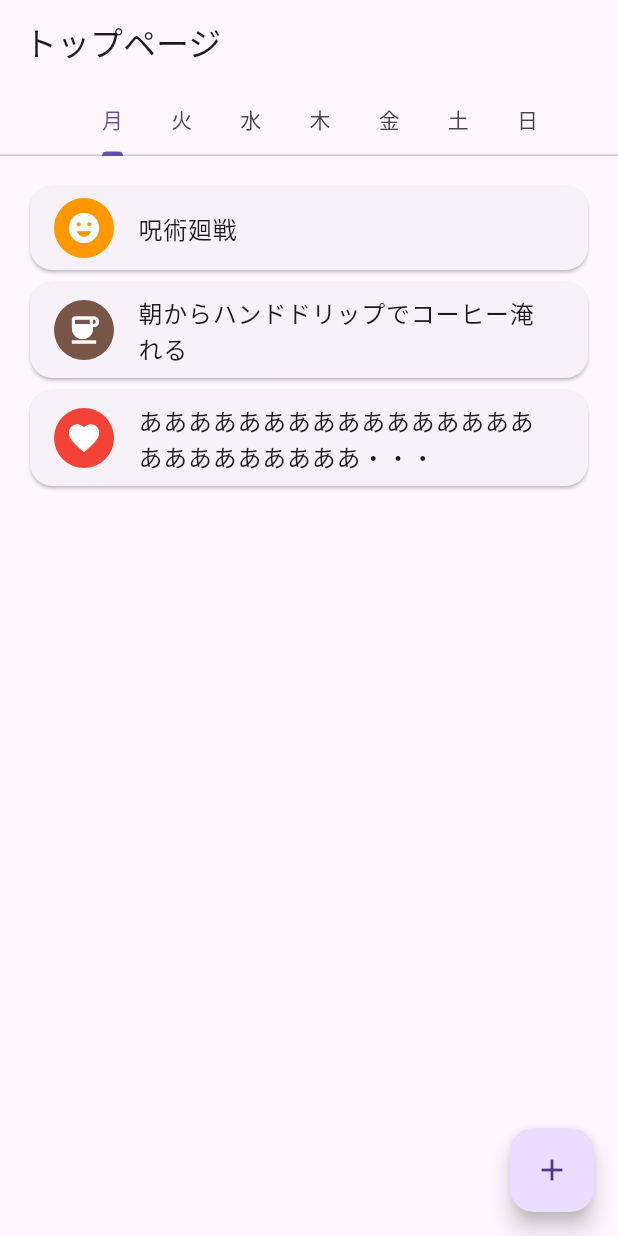
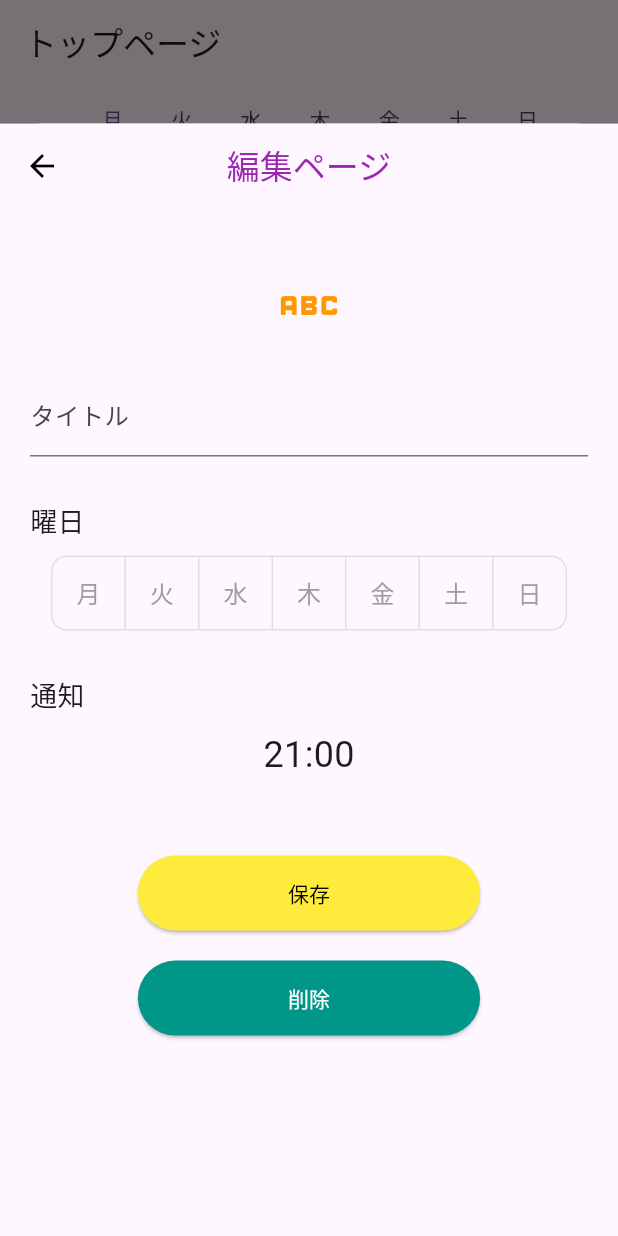
Before and after one commit to kskgit/happy-stack, a Flutter app: the screen it shows after launch, after a tap on the "add" icon, on a phone screen of 412 x 824 dp. Run offline on Flutter 3.47's test engine with Material 3 defaults, Android fonts, the phone set to English and light mode, and no system bars; our stand-ins replace flutter_dotenv, flutter_riverpod, graphql_flutter, hive_flutter; missing offline and left inert: flutter_appauth, gql; accounts and stored records are empty.

Commit message:
WIP:保存用のページ

```diff
--- /dev/null
+++ b/lib/edit_screen.dart
@@ -0,0 +1,119 @@
+import 'package:flutter/material.dart';
+
+class EditScreen extends StatefulWidget {
+  const EditScreen({super.key});
+
+  @override
+  _EditScreenState createState() => _EditScreenState();
+}
+
+class _EditScreenState extends State<EditScreen> {
+  final List<bool> _selectedDays = List.generate(7, (index) => false);
+
+  @override
+  Widget build(BuildContext context) {
+    return Scaffold(
+      appBar: AppBar(
+        title: const Text(
+          '編集ページ',
+          style: TextStyle(color: Colors.purple),
+        ),
+        backgroundColor: Colors.transparent,
+        elevation: 0,
+        centerTitle: true,
+        iconTheme: const IconThemeData(color: Colors.black),
+      ),
+      body: Padding(
+        padding: const EdgeInsets.all(20),
+        child: Column(
+          children: [
+            const SizedBox(height: 20),
+            const Icon(
+              Icons.abc, // ハロウィン風のアイコン
+              size: 50,
+              color: Colors.orange,
+            ),
+            const SizedBox(height: 20),
+            const TextField(
+              decoration: InputDecoration(
+                labelText: 'タイトル',
+                hintText: '呪術廻戦',
+                border: UnderlineInputBorder(),
+              ),
+            ),
+            const SizedBox(height: 30),
+            const Row(
+              children: [
+                Text(
+                  '曜日',
+                  style: TextStyle(fontSize: 18),
+                ),
+              ],
+            ),
+            const SizedBox(height: 10),
+            ToggleButtons(
+              isSelected: _selectedDays,
+              onPressed: (int index) {
+                setState(() {
+                  _selectedDays[index] = !_selectedDays[index];
+                });
+              },
+              color: Colors.grey,
+              selectedColor: Colors.teal,
+              fillColor: Colors.teal.withOpacity(0.2),
+              borderRadius: BorderRadius.circular(10),
+              children: ['月', '火', '水', '木', '金', '土', '日']
+                  .map(
+                    (day) => Padding(
+                      padding: const EdgeInsets.symmetric(horizontal: 12),
+                      child: Text(day, style: const TextStyle(fontSize: 16)),
+                    ),
+                  )
+                  .toList(),
+            ),
+            const SizedBox(height: 30),
+            const Row(
+              children: [
+                Text(
+                  '通知',
+                  style: TextStyle(fontSize: 18),
+                ),
+              ],
+            ),
+            const SizedBox(height: 10),
+            const Text(
+              '21:00',
+              style: TextStyle(fontSize: 24),
+            ),
+            const SizedBox(height: 50),
+            ElevatedButton(
+              onPressed: () {},
+              style: ElevatedButton.styleFrom(
+                backgroundColor: Colors.yellow,
+                padding:
+                    const EdgeInsets.symmetric(horizontal: 100, vertical: 15),
+              ),
+              child: const Text(
+                '保存',
+                style: TextStyle(color: Colors.black),
+              ),
+            ),
+            const SizedBox(height: 20),
+            ElevatedButton(
+              onPressed: () {},
+              style: ElevatedButton.styleFrom(
+                backgroundColor: Colors.teal,
+                padding:
+                    const EdgeInsets.symmetric(horizontal: 100, vertical: 15),
+              ),
+              child: const Text(
+                '削除',
+                style: TextStyle(color: Colors.white),
+              ),
+            ),
+          ],
+        ),
+      ),
+    );
+  }
+}
--- a/lib/main.dart
+++ b/lib/main.dart
@@ -1,5 +1,6 @@
 import 'package:flutter/material.dart';
 import 'package:flutter_riverpod/flutter_riverpod.dart';
+import 'package:flutter_tutorial/edit_screen.dart';
 
 void main() async {
   // await dotenv.load();
@@ -60,7 +61,18 @@ class HomePage extends StatelessWidget {
           ],
         ),
         floatingActionButton: FloatingActionButton(
-          onPressed: () {},
+          onPressed: () {
+            showModalBottomSheet<void>(
+              context: context,
+              isScrollControlled: true,
+              builder: (BuildContext context) {
+                return SizedBox(
+                  height: MediaQuery.of(context).size.height * 0.9,
+                  child: const EditScreen(),
+                );
+              },
+            );
+          },
           child: const Icon(Icons.add),
         ),
       ),
```
